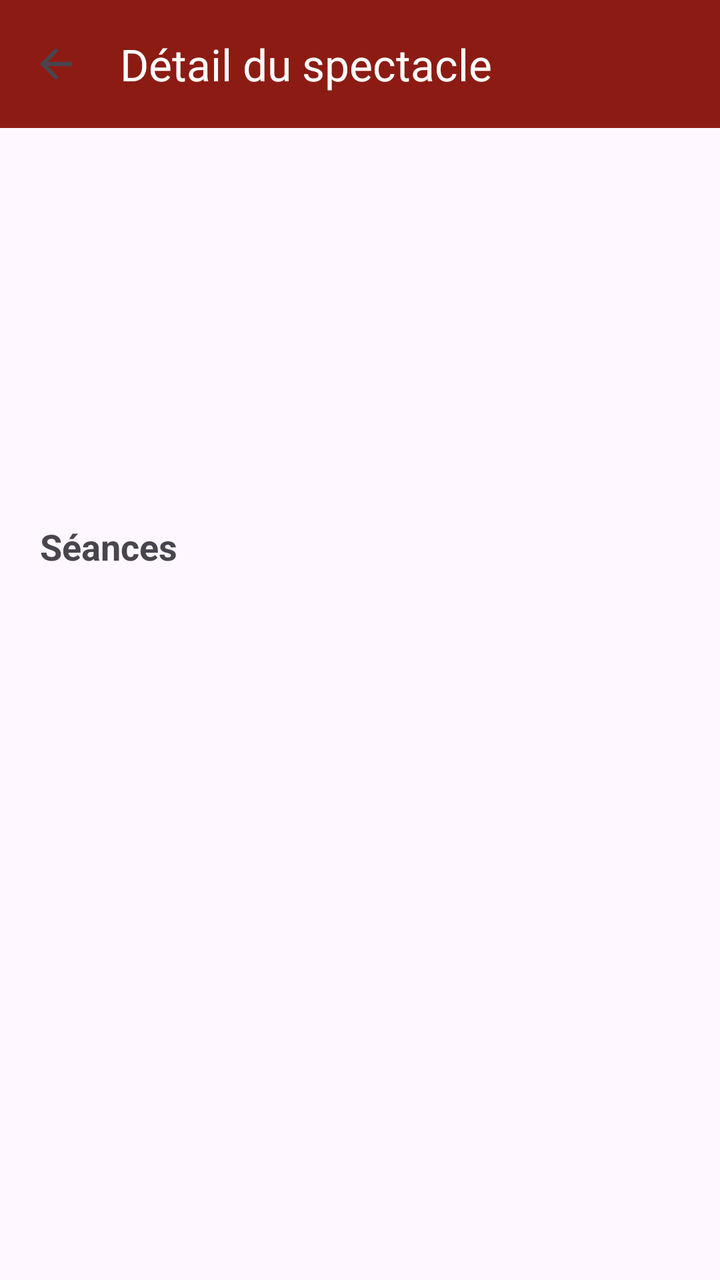
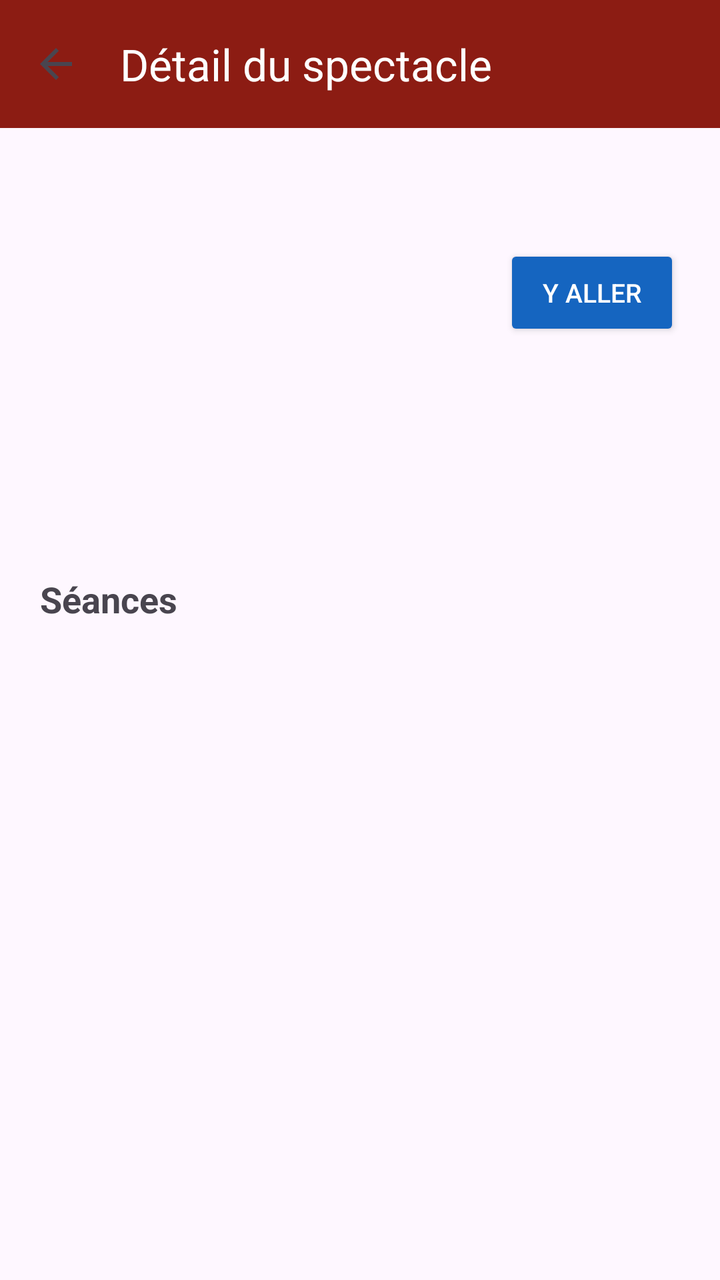

Before-and-after screenshots of an Android layout around one commit, followed by the original layout XML and the change that was made.
<!-- AndroidManifest.xml: application theme Theme.Puy_Du_Fou -->
<!-- res/layout/activity_spectacle_detail.xml -->
<?xml version="1.0" encoding="utf-8"?>
<LinearLayout xmlns:android="http://schemas.android.com/apk/res/android"
    xmlns:app="http://schemas.android.com/apk/res-auto"
    android:layout_width="match_parent"
    android:layout_height="match_parent"
    android:orientation="vertical">

    <androidx.appcompat.widget.Toolbar
        android:id="@+id/toolbar"
        android:layout_width="match_parent"
        android:layout_height="?attr/actionBarSize"
        android:background="?attr/colorPrimary"
        app:navigationIcon="?attr/homeAsUpIndicator"
        app:title="Détail du spectacle"
        app:titleTextColor="@android:color/white"/>

    <ScrollView
        android:layout_width="match_parent"
        android:layout_height="match_parent">

        <LinearLayout
            android:layout_width="match_parent"
            android:layout_height="wrap_content"
            android:orientation="vertical"
            android:padding="20dp">

            <TextView
                android:id="@+id/titre"
                android:layout_width="wrap_content"
                android:layout_height="wrap_content"
                android:textSize="24sp"
                android:textStyle="bold"/>

            <TextView
                android:id="@+id/lieu"
                android:layout_width="wrap_content"
                android:layout_height="wrap_content"
                android:textSize="16sp"
                android:layout_marginTop="6dp"
                android:textColor="#666666"/>

            <TextView
                android:id="@+id/duree"
                android:layout_width="wrap_content"
                android:layout_height="wrap_content"
                android:textSize="15sp"
                android:layout_marginTop="12dp"/>

            <TextView
                android:id="@+id/attente"
                android:layout_width="wrap_content"
                android:layout_height="wrap_content"
                android:textSize="15sp"
                android:layout_marginTop="4dp"/>

            <TextView
                android:id="@+id/description"
                android:layout_width="match_parent"
                android:layout_height="wrap_content"
                android:textSize="15sp"
                android:layout_marginTop="16dp"/>

            <TextView
                android:layout_width="wrap_content"
                android:layout_height="wrap_content"
                android:text="Séances"
                android:textStyle="bold"
                android:textSize="18sp"
                android:layout_marginTop="24dp"
                android:layout_marginBottom="8dp"/>

            <TextView
                android:id="@+id/seances"
                android:layout_width="match_parent"
                android:layout_height="wrap_content"
                android:textSize="14sp"
                android:fontFamily="monospace"/>
        </LinearLayout>
    </ScrollView>
</LinearLayout>
<!-- resources referenced by this layout -->
<resources>
  <style name="Theme.Puy_Du_Fou" parent="Base.Theme.Puy_Du_Fou" />
  <style name="Base.Theme.Puy_Du_Fou" parent="Theme.Material3.DayNight.NoActionBar">
          <item name="colorPrimary">@color/colorPrimary</item>
          <item name="colorPrimaryVariant">@color/colorPrimaryDark</item>
          <item name="colorSecondary">@color/colorAccent</item>
      </style>
  <color name="colorPrimary">#8C1C13</color>
  <color name="colorPrimaryDark">#5C1010</color>
  <color name="colorAccent">#D4A017</color>
</resources>

<!-- the commit's change to res/layout/activity_spectacle_detail.xml (unified diff, before → after) -->
@@ -31,13 +31,36 @@
                 android:textSize="24sp"
                 android:textStyle="bold"/>
 
-            <TextView
-                android:id="@+id/lieu"
-                android:layout_width="wrap_content"
+            <LinearLayout
+                android:layout_width="match_parent"
                 android:layout_height="wrap_content"
-                android:textSize="16sp"
-                android:layout_marginTop="6dp"
-                android:textColor="#666666"/>
+                android:orientation="horizontal"
+                android:gravity="center_vertical"
+                android:layout_marginTop="6dp">
+
+                <TextView
+                    android:id="@+id/lieu"
+                    android:layout_width="0dp"
+                    android:layout_height="wrap_content"
+                    android:layout_weight="1"
+                    android:textSize="16sp"
+                    android:textColor="#666666"/>
+
+                <Button
+                    android:id="@+id/btnYAller"
+                    android:layout_width="wrap_content"
+                    android:layout_height="wrap_content"
+                    android:text="Y aller"
+                    android:textSize="13sp"
+                    android:textColor="#FFFFFF"
+                    android:backgroundTint="#1565C0"
+                    android:paddingStart="16dp"
+                    android:paddingEnd="16dp"
+                    android:paddingTop="6dp"
+                    android:paddingBottom="6dp"
+                    android:layout_marginStart="8dp"/>
+
+            </LinearLayout>
 
             <TextView
                 android:id="@+id/duree"
